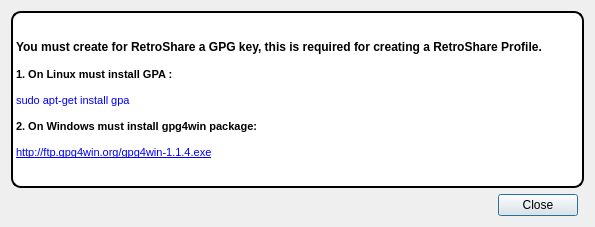
Qt form retroshare-gui/src/gui/InfoDialog.ui (RetroShare/RetroShare) before a commit.
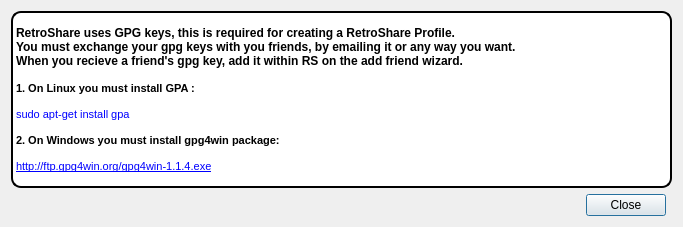
The same form after that commit. Icons and pictures are not drawn.

Commit message: add new info to infodialog

The edit to the form file:
```diff
--- a/retroshare-gui/src/gui/InfoDialog.ui
+++ b/retroshare-gui/src/gui/InfoDialog.ui
@@ -6,7 +6,7 @@
    <rect>
     <x>0</x>
     <y>0</y>
-    <width>595</width>
+    <width>683</width>
     <height>227</height>
    </rect>
   </property>
@@ -31,16 +31,18 @@
       <string>&lt;!DOCTYPE HTML PUBLIC &quot;-//W3C//DTD HTML 4.0//EN&quot; &quot;http://www.w3.org/TR/REC-html40/strict.dtd&quot;&gt;
 &lt;html&gt;&lt;head&gt;&lt;meta name=&quot;qrichtext&quot; content=&quot;1&quot; /&gt;&lt;style type=&quot;text/css&quot;&gt;
 p, li { white-space: pre-wrap; }
-&lt;/style&gt;&lt;/head&gt;&lt;body style=&quot; font-family:'MS Shell Dlg 2'; font-size:8.25pt; font-weight:400; font-style:normal;&quot;&gt;
-&lt;p style=&quot; margin-top:0px; margin-bottom:0px; margin-left:0px; margin-right:0px; -qt-block-indent:0; text-indent:0px;&quot;&gt;&lt;span style=&quot; font-size:9pt; font-weight:600;&quot;&gt;You must create for RetroShare a GPG key, this is required for creating a RetroShare Profile.&lt;/span&gt;&lt;/p&gt;
-&lt;p style=&quot;-qt-paragraph-type:empty; margin-top:0px; margin-bottom:0px; margin-left:0px; margin-right:0px; -qt-block-indent:0; text-indent:0px; font-size:9pt;&quot;&gt;&lt;/p&gt;
-&lt;p style=&quot; margin-top:0px; margin-bottom:0px; margin-left:0px; margin-right:0px; -qt-block-indent:0; text-indent:0px;&quot;&gt;&lt;span style=&quot; font-size:8pt; font-weight:600;&quot;&gt;1. On Linux must install GPA :&lt;/span&gt;&lt;/p&gt;
-&lt;p style=&quot;-qt-paragraph-type:empty; margin-top:0px; margin-bottom:0px; margin-left:0px; margin-right:0px; -qt-block-indent:0; text-indent:0px; font-size:8pt; font-weight:600;&quot;&gt;&lt;/p&gt;
-&lt;p style=&quot; margin-top:0px; margin-bottom:0px; margin-left:0px; margin-right:0px; -qt-block-indent:0; text-indent:0px;&quot;&gt;&lt;span style=&quot; font-size:8pt; color:#0000ff;&quot;&gt;sudo apt-get install gpa&lt;/span&gt;&lt;/p&gt;
-&lt;p style=&quot;-qt-paragraph-type:empty; margin-top:0px; margin-bottom:0px; margin-left:0px; margin-right:0px; -qt-block-indent:0; text-indent:0px; font-size:8pt; color:#0000ff;&quot;&gt;&lt;/p&gt;
-&lt;p style=&quot; margin-top:0px; margin-bottom:0px; margin-left:0px; margin-right:0px; -qt-block-indent:0; text-indent:0px;&quot;&gt;&lt;span style=&quot; font-size:8pt; font-weight:600;&quot;&gt;2. On Windows must install gpg4win package:&lt;/span&gt;&lt;/p&gt;
-&lt;p style=&quot;-qt-paragraph-type:empty; margin-top:0px; margin-bottom:0px; margin-left:0px; margin-right:0px; -qt-block-indent:0; text-indent:0px; font-size:8pt; font-weight:600;&quot;&gt;&lt;/p&gt;
-&lt;p style=&quot; margin-top:0px; margin-bottom:0px; margin-left:0px; margin-right:0px; -qt-block-indent:0; text-indent:0px;&quot;&gt;&lt;a href=&quot;http://ftp.gpg4win.org/gpg4win-1.1.4.exe&quot;&gt;&lt;span style=&quot; text-decoration: underline; color:#0000ff;&quot;&gt;http://ftp.gpg4win.org/gpg4win-1.1.4.exe&lt;/span&gt;&lt;/a&gt;&lt;/p&gt;&lt;/body&gt;&lt;/html&gt;</string>
+&lt;/style&gt;&lt;/head&gt;&lt;body style=&quot; font-family:'DejaVu Sans'; font-size:10pt; font-weight:400; font-style:normal;&quot;&gt;
+&lt;p style=&quot; margin-top:0px; margin-bottom:0px; margin-left:0px; margin-right:0px; -qt-block-indent:0; text-indent:0px;&quot;&gt;&lt;span style=&quot; font-family:'MS Shell Dlg 2'; font-size:9pt; font-weight:600;&quot;&gt;RetroShare uses GPG keys, this is required for creating a RetroShare Profile.&lt;/span&gt;&lt;/p&gt;
+&lt;p style=&quot; margin-top:0px; margin-bottom:0px; margin-left:0px; margin-right:0px; -qt-block-indent:0; text-indent:0px;&quot;&gt;&lt;span style=&quot; font-family:'MS Shell Dlg 2'; font-size:9pt; font-weight:600;&quot;&gt;You must exchange your gpg keys with you friends, by emailing it or any way you want.&lt;/span&gt;&lt;/p&gt;
+&lt;p style=&quot; margin-top:0px; margin-bottom:0px; margin-left:0px; margin-right:0px; -qt-block-indent:0; text-indent:0px;&quot;&gt;&lt;span style=&quot; font-family:'MS Shell Dlg 2'; font-size:9pt; font-weight:600;&quot;&gt;When you recieve a friend's gpg key, add it within RS on the add friend wizard.&lt;/span&gt;&lt;/p&gt;
+&lt;p style=&quot;-qt-paragraph-type:empty; margin-top:0px; margin-bottom:0px; margin-left:0px; margin-right:0px; -qt-block-indent:0; text-indent:0px; font-family:'MS Shell Dlg 2'; font-size:9pt;&quot;&gt;&lt;/p&gt;
+&lt;p style=&quot; margin-top:0px; margin-bottom:0px; margin-left:0px; margin-right:0px; -qt-block-indent:0; text-indent:0px;&quot;&gt;&lt;span style=&quot; font-family:'MS Shell Dlg 2'; font-size:8pt; font-weight:600;&quot;&gt;1. On Linux you must install GPA :&lt;/span&gt;&lt;/p&gt;
+&lt;p style=&quot;-qt-paragraph-type:empty; margin-top:0px; margin-bottom:0px; margin-left:0px; margin-right:0px; -qt-block-indent:0; text-indent:0px; font-family:'MS Shell Dlg 2'; font-size:8pt; font-weight:600;&quot;&gt;&lt;/p&gt;
+&lt;p style=&quot; margin-top:0px; margin-bottom:0px; margin-left:0px; margin-right:0px; -qt-block-indent:0; text-indent:0px;&quot;&gt;&lt;span style=&quot; font-family:'MS Shell Dlg 2'; font-size:8pt; color:#0000ff;&quot;&gt;sudo apt-get install gpa&lt;/span&gt;&lt;/p&gt;
+&lt;p style=&quot;-qt-paragraph-type:empty; margin-top:0px; margin-bottom:0px; margin-left:0px; margin-right:0px; -qt-block-indent:0; text-indent:0px; font-family:'MS Shell Dlg 2'; font-size:8pt; color:#0000ff;&quot;&gt;&lt;/p&gt;
+&lt;p style=&quot; margin-top:0px; margin-bottom:0px; margin-left:0px; margin-right:0px; -qt-block-indent:0; text-indent:0px;&quot;&gt;&lt;span style=&quot; font-family:'MS Shell Dlg 2'; font-size:8pt; font-weight:600;&quot;&gt;2. On Windows you must install gpg4win package:&lt;/span&gt;&lt;/p&gt;
+&lt;p style=&quot;-qt-paragraph-type:empty; margin-top:0px; margin-bottom:0px; margin-left:0px; margin-right:0px; -qt-block-indent:0; text-indent:0px; font-family:'MS Shell Dlg 2'; font-size:8pt; font-weight:600;&quot;&gt;&lt;/p&gt;
+&lt;p style=&quot; margin-top:0px; margin-bottom:0px; margin-left:0px; margin-right:0px; -qt-block-indent:0; text-indent:0px;&quot;&gt;&lt;a href=&quot;http://ftp.gpg4win.org/gpg4win-1.1.4.exe&quot;&gt;&lt;span style=&quot; font-family:'MS Shell Dlg 2'; font-size:8pt; text-decoration: underline; color:#0000ff;&quot;&gt;http://ftp.gpg4win.org/gpg4win-1.1.4.exe&lt;/span&gt;&lt;/a&gt;&lt;/p&gt;&lt;/body&gt;&lt;/html&gt;</string>
      </property>
     </widget>
    </item>
```
